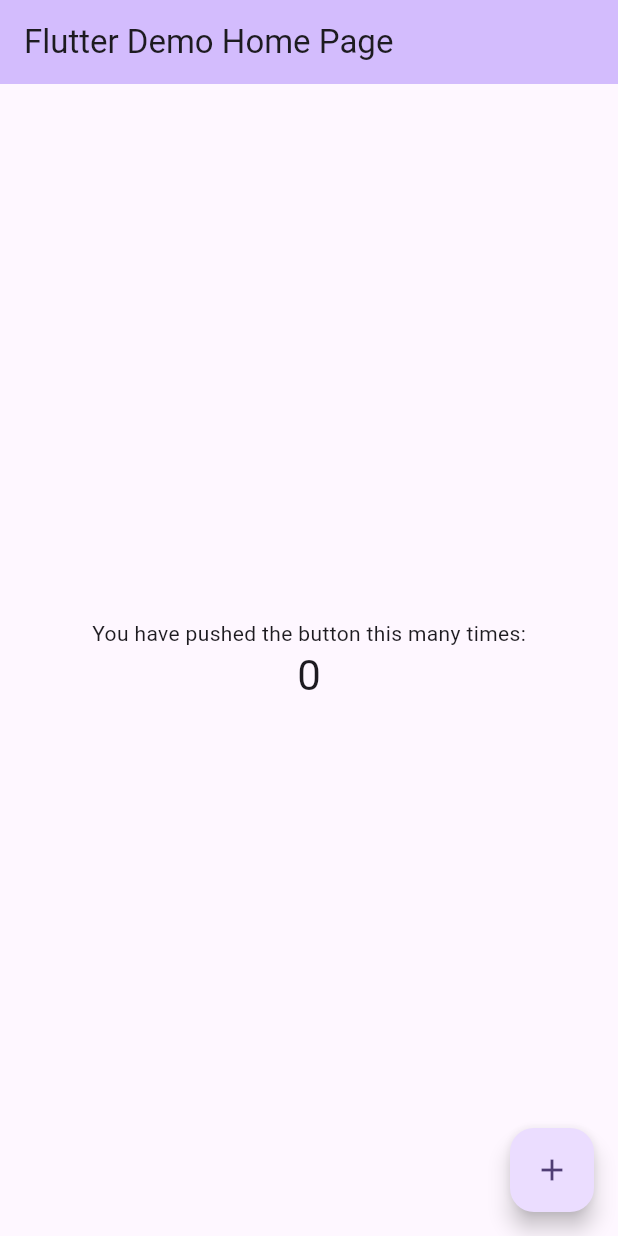
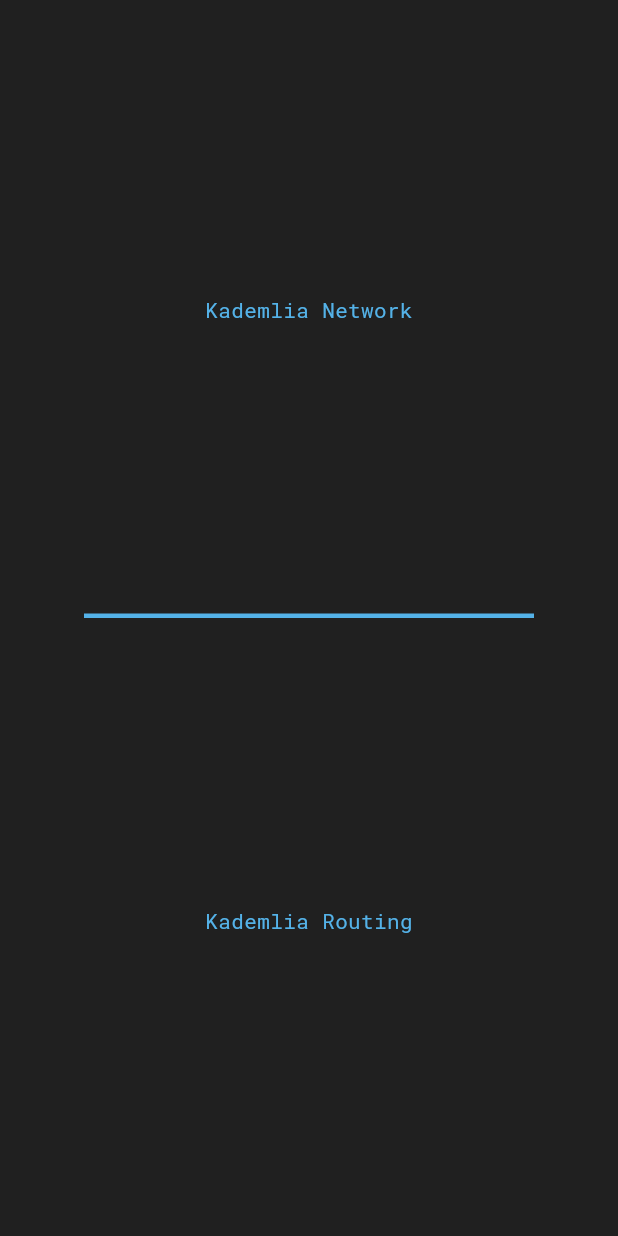
Before and after one commit to quinton11/kadviz, a Flutter app: the screen it shows after launch, on a phone screen of 412 x 824 dp. Run offline on Flutter 3.47's test engine with Material 2 defaults, Android fonts, the light colour scheme and no system bars.

Commit message:
feat: base widgets setup

```diff
--- /dev/null
+++ b/lib/home/kademlia.dart
@@ -0,0 +1,33 @@
+import 'package:flutter/material.dart';
+import 'package:kademlia2d/widgets/k_network.dart';
+import 'package:kademlia2d/widgets/k_routing.dart';
+
+class KademliaHome extends StatelessWidget {
+  const KademliaHome({super.key});
+
+  @override
+  Widget build(BuildContext context) {
+    final double height = MediaQuery.of(context).size.height;
+    final double width = MediaQuery.of(context).size.width;
+    final double sectionHeight = (height / 2) - 10;
+    return Scaffold(
+      body: Container(
+          padding: const EdgeInsets.all(6),
+          decoration:
+              const BoxDecoration(color: Color.fromARGB(255, 32, 32, 32)),
+          child: Column(
+            children: <Widget>[
+              KademliaNetwork(width: width, sectionHeight: sectionHeight),
+              const Divider(
+                height: 5,
+                indent: 50,
+                endIndent: 50,
+                thickness: 3,
+                color: Color.fromARGB(255, 84, 178, 232),
+              ),
+              KademliaRouting(width: width, sectionHeight: sectionHeight),
+            ],
+          )),
+    );
+  }
+}
--- a/lib/main.dart
+++ b/lib/main.dart
@@ -1,4 +1,5 @@
 import 'package:flutter/material.dart';
+import 'package:kademlia2d/home/kademlia.dart';
 
 void main() {
   runApp(const MyApp());
@@ -13,113 +14,13 @@ class MyApp extends StatelessWidget {
     return MaterialApp(
       title: 'Flutter Demo',
       theme: ThemeData(
-        // This is the theme of your application.
-        //
-        // TRY THIS: Try running your application with "flutter run". You'll see
-        // the application has a blue toolbar. Then, without quitting the app,
-        // try changing the seedColor in the colorScheme below to Colors.green
-        // and then invoke "hot reload" (save your changes or press the "hot
-        // reload" button in a Flutter-supported IDE, or press "r" if you used
-        // the command line to start the app).
-        //
-        // Notice that the counter didn't reset back to zero; the application
-        // state is not lost during the reload. To reset the state, use hot
-        // restart instead.
-        //
-        // This works for code too, not just values: Most code changes can be
-        // tested with just a hot reload.
-        colorScheme: ColorScheme.fromSeed(seedColor: Colors.deepPurple),
+        colorScheme: ColorScheme.fromSeed(
+            seedColor: const Color.fromARGB(255, 84, 178, 232),
+            onBackground: const Color.fromARGB(255, 32, 32, 32)),
         useMaterial3: true,
       ),
-      home: const MyHomePage(title: 'Flutter Demo Home Page'),
+      home: const KademliaHome(),
+      debugShowCheckedModeBanner: false,
     );
   }
 }
-
-class MyHomePage extends StatefulWidget {
-  const MyHomePage({super.key, required this.title});
-
-  // This widget is the home page of your application. It is stateful, meaning
-  // that it has a State object (defined below) that contains fields that affect
-  // how it looks.
-
-  // This class is the configuration for the state. It holds the values (in this
-  // case the title) provided by the parent (in this case the App widget) and
-  // used by the build method of the State. Fields in a Widget subclass are
-  // always marked "final".
-
-  final String title;
-
-  @override
-  State<MyHomePage> createState() => _MyHomePageState();
-}
-
-class _MyHomePageState extends State<MyHomePage> {
-  int _counter = 0;
-
-  void _incrementCounter() {
-    setState(() {
-      // This call to setState tells the Flutter framework that something has
-      // changed in this State, which causes it to rerun the build method below
-      // so that the display can reflect the updated values. If we changed
-      // _counter without calling setState(), then the build method would not be
-      // called again, and so nothing would appear to happen.
-      _counter++;
-    });
-  }
-
-  @override
-  Widget build(BuildContext context) {
-    // This method is rerun every time setState is called, for instance as done
-    // by the _incrementCounter method above.
-    //
-    // The Flutter framework has been optimized to make rerunning build methods
-    // fast, so that you can just rebuild anything that needs updating rather
-    // than having to individually change instances of widgets.
-    return Scaffold(
-      appBar: AppBar(
-        // TRY THIS: Try changing the color here to a specific color (to
-        // Colors.amber, perhaps?) and trigger a hot reload to see the AppBar
-        // change color while the other colors stay the same.
-        backgroundColor: Theme.of(context).colorScheme.inversePrimary,
-        // Here we take the value from the MyHomePage object that was created by
-        // the App.build method, and use it to set our appbar title.
-        title: Text(widget.title),
-      ),
-      body: Center(
-        // Center is a layout widget. It takes a single child and positions it
-        // in the middle of the parent.
-        child: Column(
-          // Column is also a layout widget. It takes a list of children and
-          // arranges them vertically. By default, it sizes itself to fit its
-          // children horizontally, and tries to be as tall as its parent.
-          //
-          // Column has various properties to control how it sizes itself and
-          // how it positions its children. Here we use mainAxisAlignment to
-          // center the children vertically; the main axis here is the vertical
-          // axis because Columns are vertical (the cross axis would be
-          // horizontal).
-          //
-          // TRY THIS: Invoke "debug painting" (choose the "Toggle Debug Paint"
-          // action in the IDE, or press "p" in the console), to see the
-          // wireframe for each widget.
-          mainAxisAlignment: MainAxisAlignment.center,
-          children: <Widget>[
-            const Text(
-              'You have pushed the button this many times:',
-            ),
-            Text(
-              '$_counter',
-              style: Theme.of(context).textTheme.headlineMedium,
-            ),
-          ],
-        ),
-      ),
-      floatingActionButton: FloatingActionButton(
-        onPressed: _incrementCounter,
-        tooltip: 'Increment',
-        child: const Icon(Icons.add),
-      ), // This trailing comma makes auto-formatting nicer for build methods.
-    );
-  }
-}
--- /dev/null
+++ b/lib/widgets/k_network.dart
@@ -0,0 +1,26 @@
+import 'package:flutter/material.dart';
+
+class KademliaNetwork extends StatelessWidget {
+  final double width, sectionHeight;
+  const KademliaNetwork(
+      {super.key, required this.width, required this.sectionHeight});
+
+  @override
+  Widget build(BuildContext context) {
+    return Container(
+      decoration: const BoxDecoration(
+        color: Colors.transparent,
+      ),
+      width: width,
+      height: sectionHeight,
+      child: const Center(
+        child: Text(
+          'Kademlia Network',
+          style: TextStyle(
+              color: Color.fromARGB(255, 84, 178, 232),
+              fontFamily: 'RobotoMono'),
+        ),
+      ),
+    );
+  }
+}
--- /dev/null
+++ b/lib/widgets/k_routing.dart
@@ -0,0 +1,24 @@
+import 'package:flutter/material.dart';
+
+class KademliaRouting extends StatelessWidget {
+  final double width, sectionHeight;
+  const KademliaRouting(
+      {super.key, required this.width, required this.sectionHeight});
+
+  @override
+  Widget build(BuildContext context) {
+    return Container(
+      decoration: const BoxDecoration(color: Colors.transparent),
+      width: width,
+      height: sectionHeight,
+      child: const Center(
+        child: Text(
+          'Kademlia Routing',
+          style: TextStyle(
+              color: Color.fromARGB(255, 84, 178, 232),
+              fontFamily: 'RobotoMono'),
+        ),
+      ),
+    );
+  }
+}
```
Also changed, not shown: pubspec.yaml (+8 -5 lines), assets/fonts/RobotoMono-Bold.ttf (added), assets/fonts/RobotoMono-BoldItalic.ttf (added), assets/fonts/RobotoMono-ExtraLight.ttf (added), assets/fonts/RobotoMono-ExtraLightItalic.ttf (added), assets/fonts/RobotoMono-Italic.ttf (added), assets/fonts/RobotoMono-Light.ttf (added), assets/fonts/RobotoMono-LightItalic.ttf (added), assets/fonts/RobotoMono-Medium.ttf (added), assets/fonts/RobotoMono-MediumItalic.ttf (added), assets/fonts/RobotoMono-Regular.ttf (added), assets/fonts/RobotoMono-SemiBold.ttf (added), assets/fonts/RobotoMono-SemiBoldItalic.ttf (added), assets/fonts/RobotoMono-Thin.ttf (added), 1 more files.
